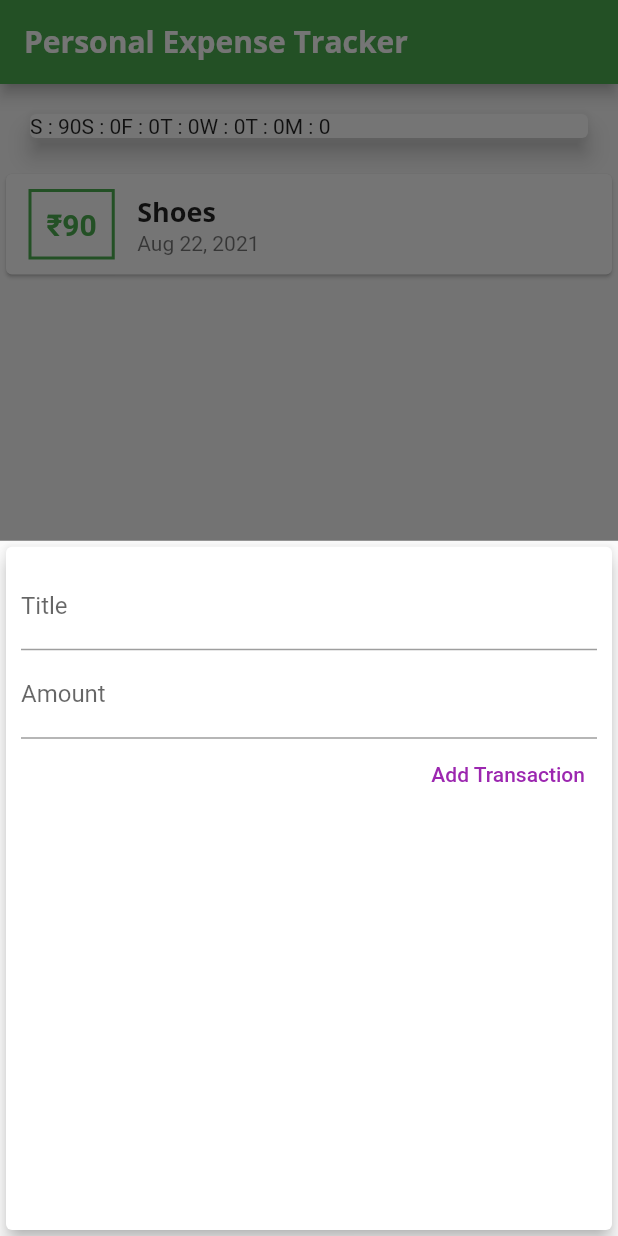
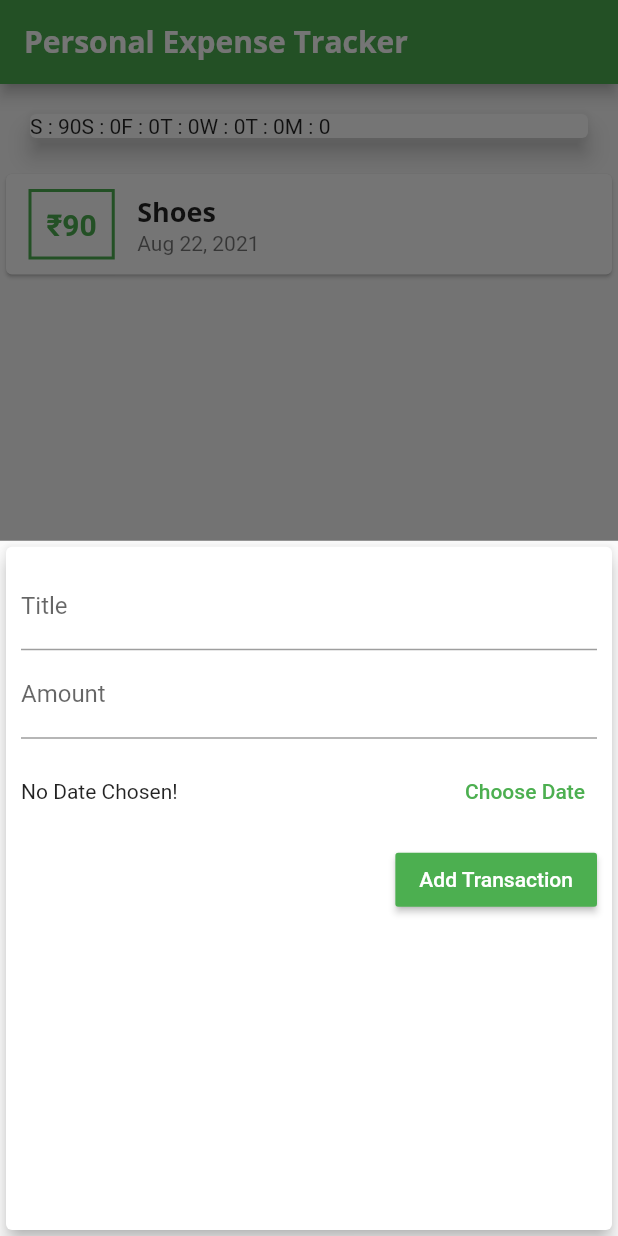
Before and after one commit to viswamvs/Personal-Expenses, a Flutter app: the screen it shows after launch, after a tap on the "add" icon, on a phone screen of 412 x 824 dp. Run offline on Flutter 3.47's test engine with Material 2 defaults, Android fonts, the phone set to English and light mode, and no system bars.

Commit message:
added new field for choosing date of expense

```diff
--- a/lib/widgets/new_transaction.dart
+++ b/lib/widgets/new_transaction.dart
@@ -1,4 +1,5 @@
 import 'package:flutter/material.dart';
+import 'package:intl/intl.dart';
 
 class NewTransaction extends StatefulWidget {
   final Function newTx;
@@ -11,20 +12,38 @@ class NewTransaction extends StatefulWidget {
 
 class _NewTransactionState extends State<NewTransaction> {
   final titleController = TextEditingController();
-
   final amountController = TextEditingController();
+  DateTime? selectDate;
 
   void submitData() {
     final enteredTitle = titleController.text;
     final enteredAmount = int.parse(amountController.text);
 
-    if (enteredTitle.isEmpty || enteredAmount <= 0) return;
+    if (enteredTitle.isEmpty || enteredAmount <= 0 || selectDate == null)
+      return;
     widget.newTx(
       enteredTitle,
       enteredAmount,
+      selectDate,
     );
 
     Navigator.of(context).pop();
+  }
+
+  void presentDatePicker() {
+    showDatePicker(
+      context: context,
+      initialDate: DateTime.now(),
+      firstDate: DateTime(2020),
+      lastDate: DateTime.now(),
+    ).then((Date) {
+      if (Date == null) {
+        return;
+      }
+      setState(() {
+        selectDate = Date;
+      });
+    });
   }
 
   @override
@@ -51,8 +70,31 @@ class _NewTransactionState extends State<NewTransaction> {
               keyboardType: TextInputType.number,
               onSubmitted: (_) => submitData(),
             ),
-            TextButton(
-              style: TextButton.styleFrom(primary: Colors.purple),
+            Container(
+              height: 70,
+              child: Row(
+                  mainAxisAlignment: MainAxisAlignment.end,
+                  children: <Widget>[
+                    // ignore: unnecessary_null_comparison
+                    Expanded(
+                      child: Text(
+                        selectDate == null
+                            ? 'No Date Chosen!'
+                            : 'Picked Date: ${DateFormat.yMd().format(selectDate!)}',
+                      ),
+                    ),
+                    Text('  '),
+                    TextButton(
+                      style: TextButton.styleFrom(
+                          primary: Theme.of(context).primaryColor),
+                      child: Text('Choose Date'),
+                      onPressed: presentDatePicker,
+                    ),
+                  ]),
+            ),
+            RaisedButton(
+              color: Theme.of(context).primaryColor,
+              textColor: Colors.white,
               onPressed: submitData,
               child: Text('Add Transaction'),
             )
```
